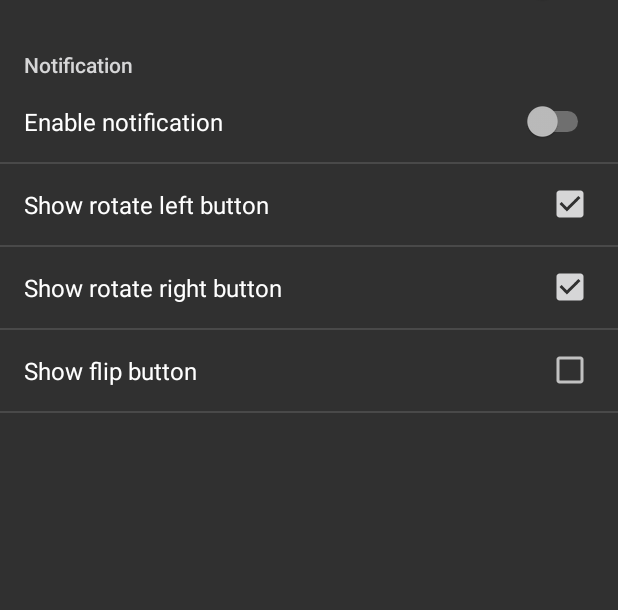
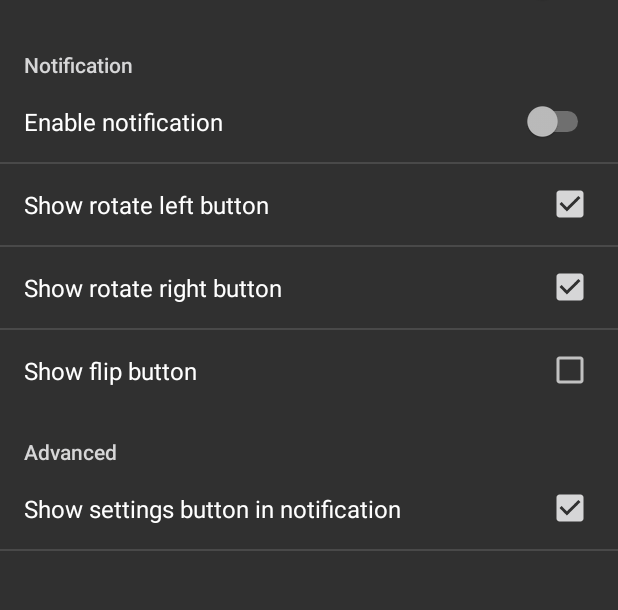
Before and after one commit to zlsa/autogyro, an Android app: the fragment MainSettingsFragment shown on its own in the app's theme, after a tap on "Enable notification", on a phone screen of 412 x 824 dp, the part 57-667 px from its top. Run offline under Robolectric (Android 15) with nearby library versions, the phone set to English and light mode, and no system bars; our stand-ins replace EventBus; 1 statement that could not run was skipped; 2 other taps on this screen came first.

Commit message:
added settings button toggle

```diff
--- a/app/src/main/java/com/zlsadesign/autogyro/AutogyroNotification.java
+++ b/app/src/main/java/com/zlsadesign/autogyro/AutogyroNotification.java
@@ -65,6 +65,7 @@ class AutogyroNotification {
     checkButton("left");
     checkButton("right");
     checkButton("flip");
+    checkButton("settings");
 
     show();
   }
@@ -136,6 +137,9 @@ class AutogyroNotification {
       case "flip":
         id = R.id.flip;
         break;
+      case "settings":
+        id = R.id.settings;
+        break;
     }
 
     return id;
--- a/app/src/main/java/com/zlsadesign/autogyro/MainSettingsFragment.java
+++ b/app/src/main/java/com/zlsadesign/autogyro/MainSettingsFragment.java
@@ -67,6 +67,9 @@ public class MainSettingsFragment extends PreferenceFragment implements SharedPr
         case "show_notification_flip":
           button = NotificationChangeEvent.BUTTON_FLIP;
           break;
+        case "show_notification_settings":
+          button = NotificationChangeEvent.BUTTON_SETTINGS;
+          break;
       }
 
       if(enabled) {
--- a/app/src/main/java/com/zlsadesign/autogyro/NotificationChangeEvent.java
+++ b/app/src/main/java/com/zlsadesign/autogyro/NotificationChangeEvent.java
@@ -11,6 +11,7 @@ class NotificationChangeEvent {
   static String BUTTON_LEFT = "left";
   static String BUTTON_RIGHT = "right";
   static String BUTTON_FLIP = "flip";
+  static String BUTTON_SETTINGS = "settings";
 
   private String command;
   private String button;
--- a/app/src/main/res/values/prefs.xml
+++ b/app/src/main/res/values/prefs.xml
@@ -6,4 +6,5 @@
   <bool name="control_method_notification_show_left">true</bool>
   <bool name="control_method_notification_show_right">true</bool>
   <bool name="control_method_notification_show_flip">false</bool>
+  <bool name="control_method_notification_show_settings">true</bool>
 </resources>
--- a/app/src/main/res/values/strings.xml
+++ b/app/src/main/res/values/strings.xml
@@ -49,6 +49,12 @@
   <string name="control_method_notification_show_left">Show rotate left button</string>
   <string name="control_method_notification_show_right">Show rotate right button</string>
   <string name="control_method_notification_show_flip">Show flip button</string>
+  <string name="control_method_notification_show_settings">Show settings button</string>
+
+  <string name="control_method_notification_show_left_extra">Show rotate left button in notification</string>
+  <string name="control_method_notification_show_right_extra">Show rotate right button in notification</string>
+  <string name="control_method_notification_show_flip_extra">Show flip button in notification</string>
+  <string name="control_method_notification_show_settings_extra">Show settings button in notification</string>
 
   <string name="control_method_use_quick_settings">Quick Settings tile</string>
   <string name="control_method_use_gestures">Gestures</string>
@@ -65,5 +71,9 @@
   <string name="label_tile_right">Rotate Right</string>
   <string name="label_tile_flip">Flip</string>
 
+  <!-- Preferences screen -->
+
+  <string name="preferences_advanced">Advanced</string>
+
 
 </resources>
--- a/app/src/main/res/xml/preference_main.xml
+++ b/app/src/main/res/xml/preference_main.xml
@@ -10,7 +10,7 @@
   <PreferenceCategory
     android:title="@string/control_method_notification">
 
-    <SwitchPreference
+  <SwitchPreference
       android:key="show_notification"
       android:title="@string/control_method_notification_use"
       android:defaultValue="@bool/control_method_notification_use"
@@ -36,4 +36,15 @@
 
   </PreferenceCategory>
 
+  <PreferenceCategory
+    android:title="@string/preferences_advanced">
+
+  <CheckBoxPreference
+      android:key="show_notification_settings"
+      android:title="@string/control_method_notification_show_settings_extra"
+      android:defaultValue="@bool/control_method_notification_show_settings"
+      />
+
+  </PreferenceCategory>
+
 </PreferenceScreen>
```
Also changed, not shown: 2 other files.
